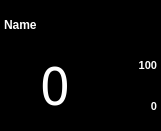
This is gui/monitor/monitor.ui in MariuszSuchenek/MVM_GUI_test2 as Qt 5 draws it before an edit. The edited form follows.
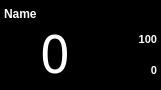
This is the edited form.

Commit message: Merged standin Alarm class with GuiAlarm

```diff
--- a/gui/monitor/monitor.ui
+++ b/gui/monitor/monitor.ui
@@ -7,13 +7,13 @@
     <x>0</x>
     <y>0</y>
     <width>161</width>
-    <height>131</height>
+    <height>90</height>
    </rect>
   </property>
   <property name="minimumSize">
    <size>
     <width>161</width>
-    <height>131</height>
+    <height>0</height>
    </size>
   </property>
   <property name="maximumSize">
```
The commit also changes 1 other file.
